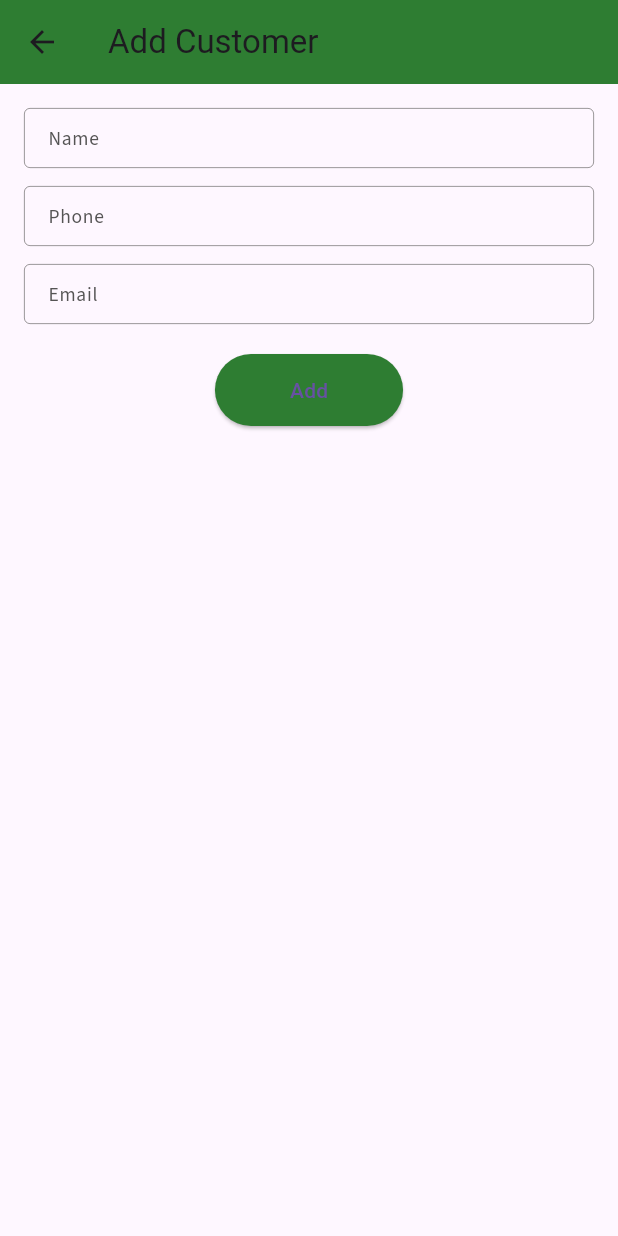
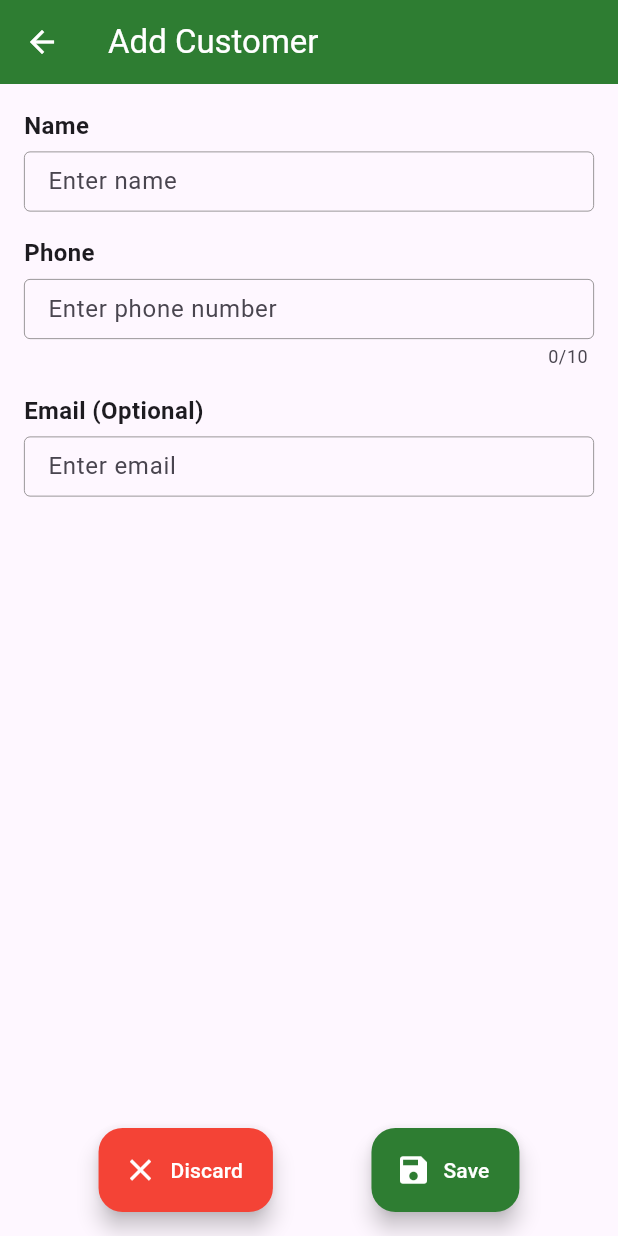
Before and after one commit to cholaidev/ap_ui, a Flutter app: the CustomerListPage screen opened directly, after a tap on the "add" icon, on a phone screen of 412 x 824 dp. Run offline on Flutter 3.47's test engine with Material 3 defaults, Android fonts, the phone set to English and light mode, and no system bars; our stand-ins replace equatable, flutter_bloc, flutter_dotenv, google_fonts, hydrated_bloc.

Commit message:
restore issue fixed

```diff
--- a/lib/auth/screen/splash_screen.dart
+++ b/lib/auth/screen/splash_screen.dart
@@ -1,5 +1,6 @@
 import 'dart:async';
 import 'package:ap_ui/auth/bloc/auth_state.dart';
+import 'package:ap_ui/layout/nav_bar.dart';
 import 'package:ap_ui/shared/helper.dart';
 import 'package:flutter/material.dart';
 import 'package:flutter_bloc/flutter_bloc.dart';
@@ -30,7 +31,7 @@ class _SplashScreenState extends State<SplashScreen> {
       if (authBlocState is Authenticated) {
         Navigator.pushReplacement(
           context,
-          MaterialPageRoute(builder: (_) => const DashboardPage()),
+          MaterialPageRoute(builder: (_) => const MainNavigation()),
         );
       } else {
         Navigator.pushReplacement(
--- a/lib/customer/bloc/customer_bloc.dart
+++ b/lib/customer/bloc/customer_bloc.dart
@@ -11,8 +11,10 @@ class CustomerBloc extends Bloc<CustomerEvent, CustomerState> {
       emit(CustomerLoading());
       try {
         final customers = await customerRepo.fetchCustomers();
+        print('fetch customers $customers');
         emit(CustomerLoaded(customers));
-      } catch (e) {
+      } catch (e, trace) {
+        print('get customer erro $e $trace');
         emit(CustomerError(e.toString()));
       }
     });
--- a/lib/customer/bloc/customer_state.dart
+++ b/lib/customer/bloc/customer_state.dart
@@ -5,7 +5,7 @@ class CustomerInitial extends CustomerState {}
 class CustomerLoading extends CustomerState {}
 
 class CustomerLoaded extends CustomerState {
-  final List<dynamic> customers;
+  final List customers;
   CustomerLoaded(this.customers);
 }
 
--- a/lib/customer/repo/customer_repository.dart
+++ b/lib/customer/repo/customer_repository.dart
@@ -17,6 +17,7 @@ class CustomerRepository {
 
   /// 🧾 Fetch all customers
   Future<List<dynamic>> fetchCustomers() async {
+    try {
       final token = _getToken();
 
       final response = await http.get(
@@ -24,13 +25,21 @@ class CustomerRepository {
         headers: {'Authorization': 'Bearer $token'},
       );
 
+      print('📡 fetchCustomers → Status: ${response.statusCode}');
+
       if (response.statusCode == 200) {
         final body = jsonDecode(response.body);
+        print('📦 fetchCustomers → Body: $body');
         return body['data'] ?? [];
       } else {
         throw Exception(
           'Failed to load customers — status: ${response.statusCode}',
         );
+      }
+    } catch (e, stackTrace) {
+      print('❌ fetchCustomers ERROR: $e');
+      print('📌 STACK TRACE:\n$stackTrace');
+      throw Exception('fetchCustomers failed: $e');
     }
   }
 
--- a/lib/customer/screen/customer_form_page.dart
+++ b/lib/customer/screen/customer_form_page.dart
@@ -1,3 +1,4 @@
+import 'package:ap_ui/shared/constant/colors.dart';
 import 'package:flutter/material.dart';
 import 'package:flutter_bloc/flutter_bloc.dart';
 import 'package:ap_ui/customer/bloc/customer_bloc.dart';
@@ -22,6 +23,7 @@ class _CustomerFormPageState extends State<CustomerFormPage> {
   @override
   void initState() {
     super.initState();
+
     if (widget.editCustomer != null) {
       _nameController.text = widget.editCustomer!['name'] ?? '';
       _phoneController.text = widget.editCustomer!['phone'] ?? '';
@@ -47,15 +49,46 @@ class _CustomerFormPageState extends State<CustomerFormPage> {
     }
   }
 
+  /// ❗ Show discard confirmation popup
+  void _showDiscardPopup() {
+    showDialog(
+      context: context,
+      builder:
+          (context) => AlertDialog(
+            title: const Text("Discard Changes?"),
+            content: const Text(
+              "Are you sure you want to discard the changes?",
+            ),
+            actions: [
+              TextButton(
+                onPressed: () => Navigator.pop(context),
+                child: const Text("Cancel"),
+              ),
+              ElevatedButton(
+                onPressed: () {
+                  Navigator.pop(context); // close dialog
+                  Navigator.pop(context); // go back screen
+                },
+                style: ElevatedButton.styleFrom(backgroundColor: Colors.red),
+                child: const Text("Discard"),
+              ),
+            ],
+          ),
+    );
+  }
+
   @override
   Widget build(BuildContext context) {
     return Scaffold(
       appBar: AppBar(
+        leading: const BackButton(color: whiteColor),
         title: Text(
           widget.editCustomer != null ? "Edit Customer" : "Add Customer",
+          style: const TextStyle(color: whiteColor),
         ),
         backgroundColor: const Color(0xFF2E7D32),
       ),
+
       body: BlocListener<CustomerBloc, CustomerState>(
         listener: (context, state) {
           if (state is CustomerSuccess) {
@@ -71,17 +104,38 @@ class _CustomerFormPageState extends State<CustomerFormPage> {
         },
         child: Padding(
           padding: const EdgeInsets.all(16),
+          child: SingleChildScrollView(
+            // 👈 Prevent overflow
             child: Form(
               key: _formKey,
               child: Column(
+                crossAxisAlignment: CrossAxisAlignment.start,
                 children: [
+                  /// NAME
+                  const Text(
+                    "Name",
+                    style: TextStyle(fontSize: 16, fontWeight: FontWeight.w600),
+                  ),
+                  const SizedBox(height: 6),
                   TextFormField(
                     controller: _nameController,
                     validator: (v) => v!.isEmpty ? "Enter name" : null,
-                  decoration: const InputDecoration(labelText: "Name"),
+                    decoration: const InputDecoration(
+                      hintText: "Enter name",
+                      border: OutlineInputBorder(),
                     ),
-                const SizedBox(height: 12),
+                  ),
+
+                  const SizedBox(height: 16),
+
+                  /// PHONE
+                  const Text(
+                    "Phone",
+                    style: TextStyle(fontSize: 16, fontWeight: FontWeight.w600),
+                  ),
+                  const SizedBox(height: 6),
                   TextFormField(
+                    maxLength: 10,
                     controller: _phoneController,
                     keyboardType: TextInputType.phone,
                     validator:
@@ -89,30 +143,57 @@ class _CustomerFormPageState extends State<CustomerFormPage> {
                             v == null || v.length != 10
                                 ? "Enter valid 10-digit phone"
                                 : null,
-                  decoration: const InputDecoration(labelText: "Phone"),
+                    decoration: const InputDecoration(
+                      hintText: "Enter phone number",
+                      border: OutlineInputBorder(),
                     ),
-                const SizedBox(height: 12),
+                  ),
+
+                  const SizedBox(height: 16),
+
+                  /// EMAIL (OPTIONAL)
+                  const Text(
+                    "Email (Optional)",
+                    style: TextStyle(fontSize: 16, fontWeight: FontWeight.w600),
+                  ),
+                  const SizedBox(height: 6),
                   TextFormField(
                     controller: _emailController,
-                  decoration: const InputDecoration(labelText: "Email"),
-                ),
-                const SizedBox(height: 20),
-                ElevatedButton(
-                  onPressed: _submit,
-                  style: ElevatedButton.styleFrom(
-                    backgroundColor: const Color(0xFF2E7D32),
-                    padding: const EdgeInsets.symmetric(
-                      horizontal: 50,
-                      vertical: 14,
+                    decoration: const InputDecoration(
+                      hintText: "Enter email",
+                      border: OutlineInputBorder(),
                     ),
                   ),
-                  child: Text(widget.editCustomer != null ? "Update" : "Add"),
-                ),
+
+                  const SizedBox(height: 100), // avoid hiding behind FABs
                 ],
               ),
             ),
           ),
         ),
+      ),
+
+      floatingActionButtonLocation: FloatingActionButtonLocation.centerFloat,
+      floatingActionButton: Row(
+        mainAxisAlignment: MainAxisAlignment.spaceEvenly,
+        children: [
+          FloatingActionButton.extended(
+            heroTag: "discardBtn",
+            backgroundColor: Colors.red,
+            icon: const Icon(Icons.close, color: whiteColor),
+            label: const Text("Discard", style: TextStyle(color: whiteColor)),
+            onPressed: _showDiscardPopup,
+          ),
+
+          FloatingActionButton.extended(
+            heroTag: "saveBtn",
+            backgroundColor: const Color(0xFF2E7D32),
+            icon: const Icon(Icons.save, color: whiteColor),
+            label: const Text("Save", style: TextStyle(color: whiteColor)),
+            onPressed: _submit,
+          ),
+        ],
+      ),
     );
   }
 }
--- a/lib/customer/screen/customer_list_page.dart
+++ b/lib/customer/screen/customer_list_page.dart
@@ -1,3 +1,4 @@
+import 'package:ap_ui/shared/constant/colors.dart';
 import 'package:flutter/material.dart';
 import 'package:flutter_bloc/flutter_bloc.dart';
 import 'package:ap_ui/customer/bloc/customer_bloc.dart';
@@ -24,14 +25,46 @@ class _CustomerListPageState extends State<CustomerListPage> {
   Widget build(BuildContext context) {
     return Scaffold(
       appBar: AppBar(
-        title: const Text("Customers"),
+        leading: const BackButton(color: whiteColor),
+        title: const Text("Customers", style: TextStyle(color: whiteColor)),
         backgroundColor: const Color(0xFF2E7D32),
       ),
+
       body: BlocBuilder<CustomerBloc, CustomerState>(
         builder: (context, state) {
+          print('check run time ${state.runtimeType}');
           if (state is CustomerLoading) {
             return const Center(child: CircularProgressIndicator());
-          } else if (state is CustomerLoaded) {
+          }
+
+          if (state is CustomerLoaded) {
+            print('customer loder ${state.customers}');
+            if (state.customers.isEmpty) {
+              return Center(
+                child: Column(
+                  mainAxisSize: MainAxisSize.min,
+                  children: [
+                    const Icon(Icons.person_off, size: 80, color: Colors.grey),
+                    const SizedBox(height: 10),
+                    const Text(
+                      "No customers found",
+                      style: TextStyle(
+                        fontSize: 18,
+                        fontWeight: FontWeight.w600,
+                      ),
+                    ),
+                    const SizedBox(height: 5),
+                    const Text(
+                      "Please add a new customer",
+                      style: TextStyle(fontSize: 14, color: Colors.grey),
+                    ),
+                    const SizedBox(height: 20),
+                  ],
+                ),
+              );
+            }
+
+            // 🔥 Normal List of customers
             return ListView.builder(
               itemCount: state.customers.length,
               itemBuilder: (context, index) {
@@ -51,12 +84,16 @@ class _CustomerListPageState extends State<CustomerListPage> {
                 );
               },
             );
-          } else if (state is CustomerError) {
+          }
+
+          if (state is CustomerError) {
             return Center(child: Text("Error: ${state.error}"));
           }
+
           return const SizedBox();
         },
       ),
+
       floatingActionButton: FloatingActionButton(
         backgroundColor: const Color(0xFF2E7D32),
         onPressed: () {
@@ -65,7 +102,7 @@ class _CustomerListPageState extends State<CustomerListPage> {
             MaterialPageRoute(builder: (_) => const CustomerFormPage()),
           );
         },
-        child: const Icon(Icons.add),
+        child: const Icon(Icons.add, color: whiteColor),
       ),
     );
   }
```
Also changed, not shown: lib/shared/dialoghelper.dart (added, +28 -0 lines), lib/shared/saveAndDiscard.dart (added, +42 -0 lines). Lines whose indentation alone changed are shown as unchanged.
